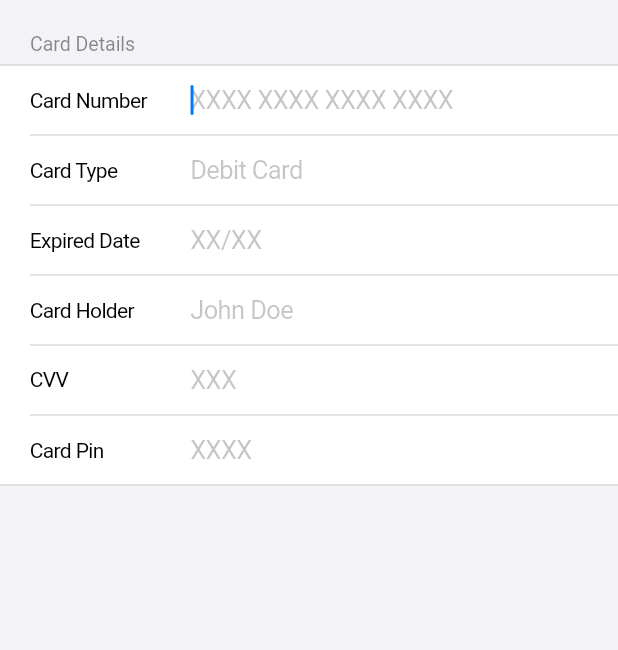
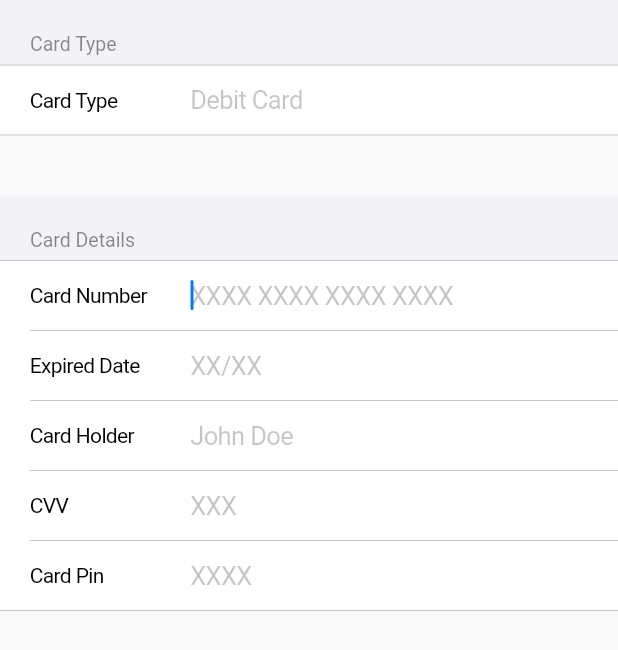
Before and after one commit to sharathpc/cardbox, a Flutter app: the CreditCardForm widget shown alone on an empty page, opened directly with empty values, on a phone screen of 412 x 824 dp. Shown: the top 650 px of the screen. Run offline on Flutter 3.47's test engine with Material 2 defaults, Android fonts, the light colour scheme and no system bars; our stand-ins replace local_auth, modal_bottom_sheet, sqflite; accounts and stored records are empty; generated files the repository leaves out were written again.

Commit message:
Group form and Card Form related changes

```diff
--- a/lib/src/card_widget/credit_card_form.dart
+++ b/lib/src/card_widget/credit_card_form.dart
@@ -1,3 +1,5 @@
+import 'dart:ui';
+
 import 'package:flutter/cupertino.dart';
 import 'package:flutter/material.dart';
 import 'package:flutter/widgets.dart';
@@ -82,10 +84,10 @@ class _CreditCardFormState extends State<CreditCardForm> {
   final TextEditingController _cardPinController =
       MaskedTextController(mask: '0000');
 
-  FocusNode cvvFocusNode = FocusNode();
-  FocusNode cardTypeNode = FocusNode();
+  FocusNode cardNumberNode = FocusNode();
   FocusNode expiryDateNode = FocusNode();
   FocusNode cardHolderNode = FocusNode();
+  FocusNode cvvFocusNode = FocusNode();
   FocusNode cardPinNode = FocusNode();
 
   void textFieldFocusDidChange() {
@@ -175,7 +177,7 @@ class _CreditCardFormState extends State<CreditCardForm> {
 
   @override
   void dispose() {
-    cardTypeNode.dispose();
+    cardNumberNode.dispose();
     cardHolderNode.dispose();
     cvvFocusNode.dispose();
     expiryDateNode.dispose();
@@ -193,7 +195,36 @@ class _CreditCardFormState extends State<CreditCardForm> {
   Widget build(BuildContext context) {
     return Form(
       key: widget.formKey,
-      child: CupertinoFormSection(
+      child: Column(
+        children: [
+          CupertinoFormSection(
+            header: const Text('Card Type'),
+            children: [
+              CupertinoFormRow(
+                padding: EdgeInsets.zero,
+                child: CupertinoTextFormFieldRow(
+                  readOnly: true,
+                  controller: _cardTypeController,
+                  onEditingComplete: () {
+                    FocusScope.of(context).requestFocus(cardNumberNode);
+                  },
+                  prefix: const SizedBox(
+                    width: 100,
+                    child: Text(
+                      'Card Type',
+                      style: TextStyle(fontSize: 14.0),
+                    ),
+                  ),
+                  placeholder: 'Debit Card',
+                  onTap: () => showCardTypePicker(context),
+                ),
+              ),
+            ],
+          ),
+          const SizedBox(
+            height: 40.0,
+          ),
+          CupertinoFormSection(
             header: const Text('Card Details'),
             children: [
               CupertinoFormRow(
@@ -202,8 +233,9 @@ class _CreditCardFormState extends State<CreditCardForm> {
                   autofocus: true,
                   obscureText: widget.obscureNumber,
                   controller: _cardNumberController,
+                  focusNode: cardNumberNode,
                   onEditingComplete: () {
-                FocusScope.of(context).requestFocus(cardTypeNode);
+                    FocusScope.of(context).requestFocus(expiryDateNode);
                   },
                   prefix: const SizedBox(
                     width: 100,
@@ -223,26 +255,6 @@ class _CreditCardFormState extends State<CreditCardForm> {
                     }
                     return null;
                   },
-            ),
-          ),
-          CupertinoFormRow(
-            padding: EdgeInsets.zero,
-            child: CupertinoTextFormFieldRow(
-              readOnly: true,
-              controller: _cardTypeController,
-              focusNode: cardTypeNode,
-              onEditingComplete: () {
-                FocusScope.of(context).requestFocus(expiryDateNode);
-              },
-              prefix: const SizedBox(
-                width: 100,
-                child: Text(
-                  'Card Type',
-                  style: TextStyle(fontSize: 14.0),
-                ),
-              ),
-              placeholder: 'Debit Card',
-              onTap: () => showCardTypePicker(context),
                 ),
               ),
               CupertinoFormRow(
@@ -364,6 +376,8 @@ class _CreditCardFormState extends State<CreditCardForm> {
               ),
             ],
           ),
+        ],
+      ),
     );
   }
 
@@ -371,9 +385,12 @@ class _CreditCardFormState extends State<CreditCardForm> {
     showCupertinoModalPopup(
       context: ctx,
       builder: (_) => SizedBox(
-        height: 400,
+        height: 280,
         child: CupertinoPicker(
-          backgroundColor: Colors.transparent,
+          backgroundColor: CupertinoDynamicColor.resolve(
+            CupertinoColors.systemBackground,
+            context,
+          ),
           scrollController: FixedExtentScrollController(
             initialItem: -1,
           ),
```
Also changed, not shown: lib/src/manage_group/manage_group_view.dart (+67 -29 lines). Lines whose indentation alone changed are shown as unchanged.
